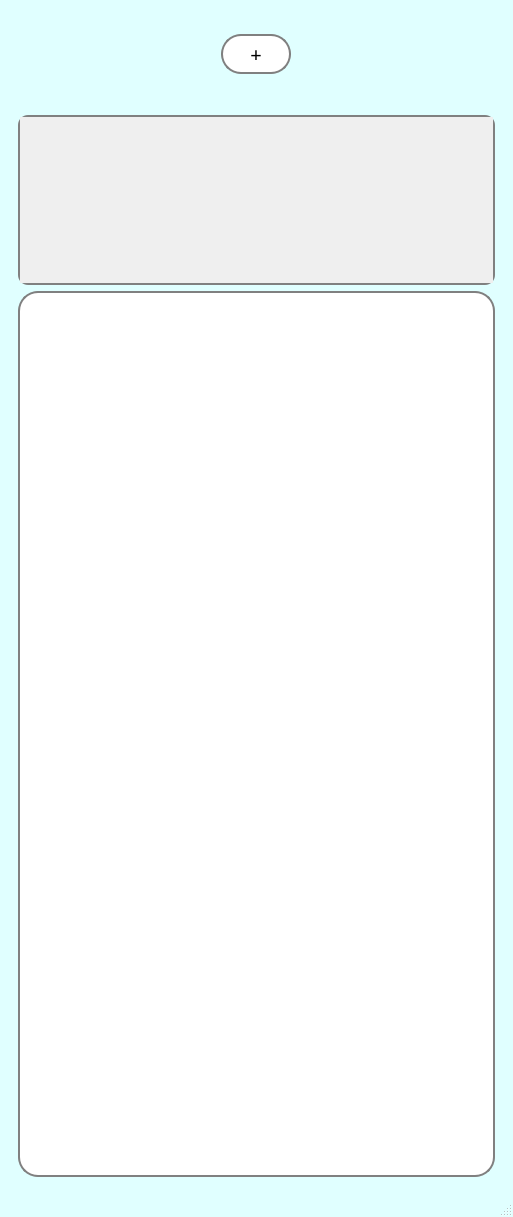
This is ui/main.ui in chelovek12565/farm as Qt 5 draws it before an edit. The edited form follows.
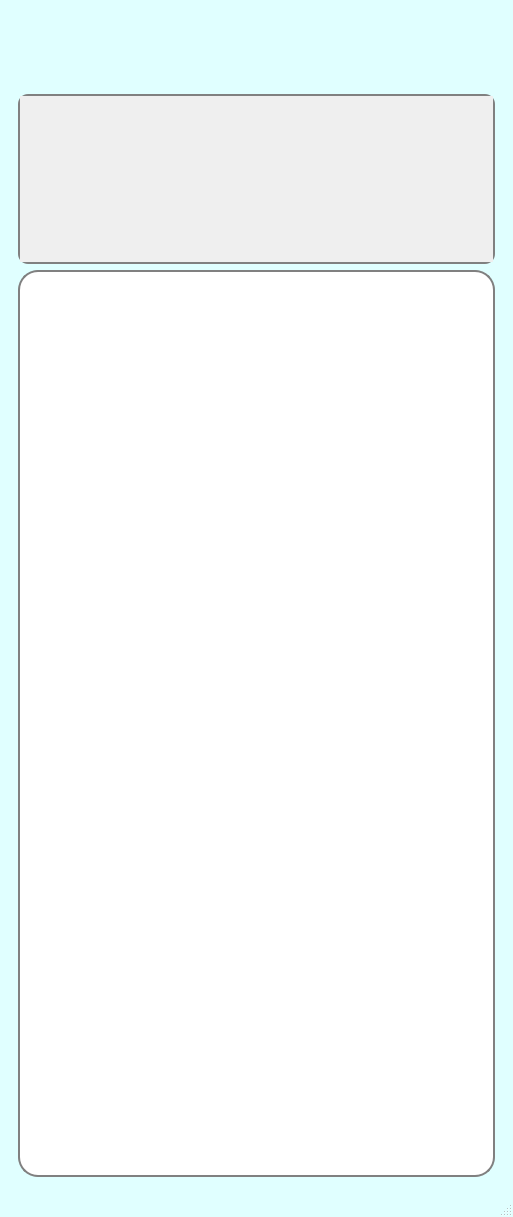
This is the edited form.

```diff
--- a/ui/main.ui
+++ b/ui/main.ui
@@ -31,74 +31,41 @@
   </property>
   <widget class="QWidget" name="centralwidget">
    <layout class="QVBoxLayout" name="verticalLayout_2">
-    <item>
-     <widget class="QWidget" name="farms_widget" native="true">
-      <property name="sizePolicy">
-       <sizepolicy hsizetype="Maximum" vsizetype="Preferred">
-        <horstretch>0</horstretch>
-        <verstretch>0</verstretch>
-       </sizepolicy>
-      </property>
-      <property name="minimumSize">
-       <size>
-        <width>491</width>
-        <height>91</height>
-       </size>
-      </property>
-      <property name="maximumSize">
-       <size>
-        <width>12345678</width>
-        <height>91</height>
-       </size>
-      </property>
-      <property name="styleSheet">
-       <string notr="true"/>
-      </property>
-      <layout class="QVBoxLayout" name="verticalLayout_3">
-       <item>
-        <layout class="QHBoxLayout" name="farmsLayout">
-         <item>
-          <widget class="QPushButton" name="addButton">
-           <property name="sizePolicy">
-            <sizepolicy hsizetype="Minimum" vsizetype="Fixed">
-             <horstretch>0</horstretch>
-             <verstretch>0</verstretch>
-            </sizepolicy>
-           </property>
-           <property name="minimumSize">
-            <size>
-             <width>70</width>
-             <height>40</height>
-            </size>
-           </property>
-           <property name="maximumSize">
-            <size>
-             <width>70</width>
-             <height>40</height>
-            </size>
-           </property>
-           <property name="font">
-            <font>
-             <family>Segoe UI Variable Text Semibold</family>
-             <pointsize>15</pointsize>
-            </font>
-           </property>
-           <property name="styleSheet">
-            <string notr="true"/>
-           </property>
-           <property name="text">
-            <string>+</string>
-           </property>
-          </widget>
-         </item>
-        </layout>
-       </item>
-      </layout>
-     </widget>
-    </item>
     <item>
      <widget class="QWidget" name="wd2" native="true">
       <layout class="QVBoxLayout" name="verticalLayout">
+       <item>
+        <widget class="QScrollArea" name="scrollArea_2">
+         <property name="maximumSize">
+          <size>
+           <width>16777215</width>
+           <height>70</height>
+          </size>
+         </property>
+         <property name="styleSheet">
+          <string notr="true">background: #E0FFFF</string>
+         </property>
+         <property name="verticalScrollBarPolicy">
+          <enum>Qt::ScrollBarAlwaysOff</enum>
+         </property>
+         <property name="horizontalScrollBarPolicy">
+          <enum>Qt::ScrollBarAsNeeded</enum>
+         </property>
+         <property name="widgetResizable">
+          <bool>true</bool>
+         </property>
+         <widget class="QWidget" name="scrollAreaWidgetContents_2">
+          <property name="geometry">
+           <rect>
+            <x>0</x>
+            <y>0</y>
+            <width>469</width>
+            <height>70</height>
+           </rect>
+          </property>
+         </widget>
+        </widget>
+       </item>
        <item>
         <widget class="QScrollArea" name="scrollArea">
          <property name="sizePolicy">
```
